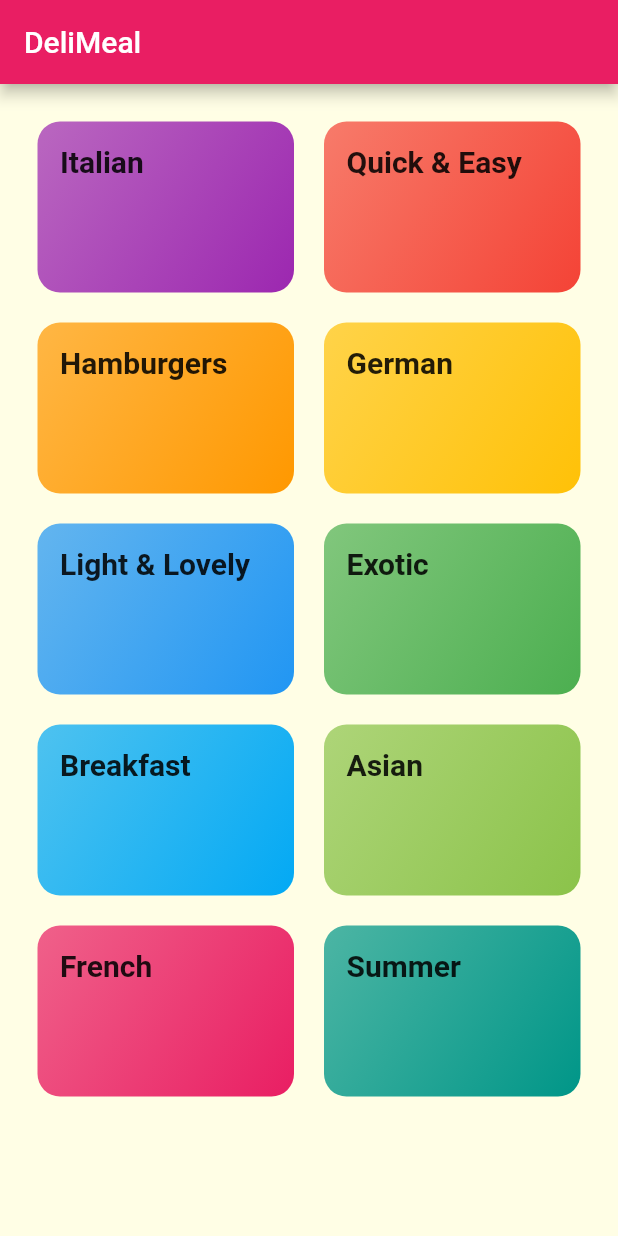
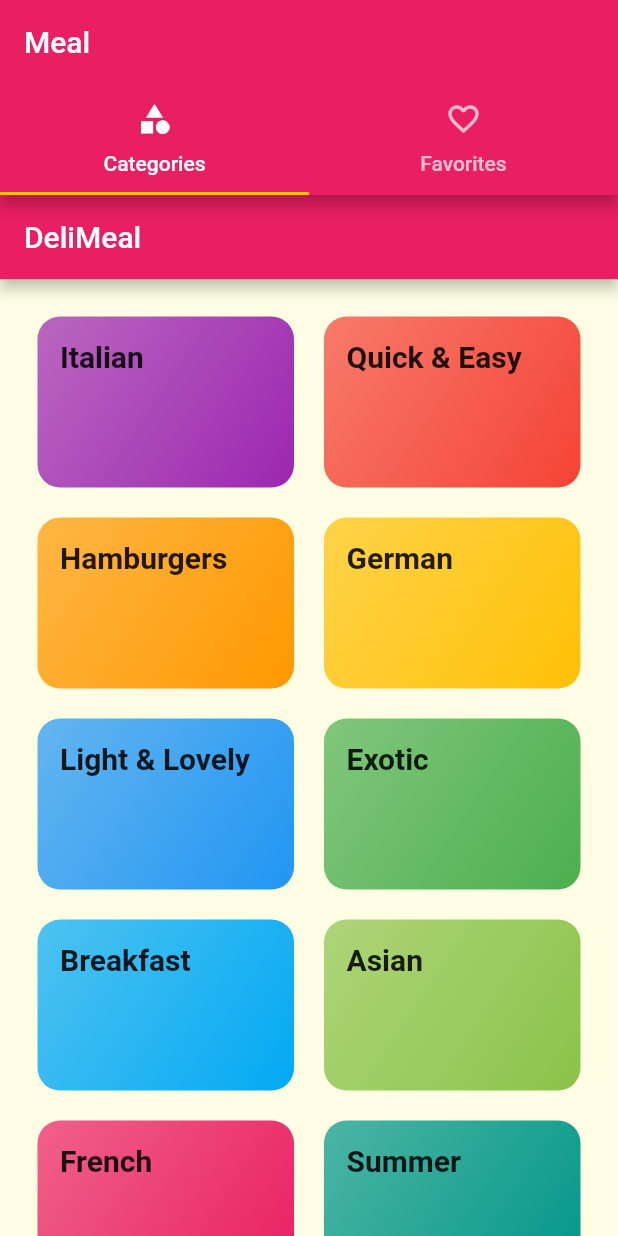
Before and after one commit to akku-aakash/navigation-flutter, a Flutter app: the screen it shows after launch, on a phone screen of 412 x 824 dp. Run offline on Flutter 3.47's test engine with Material 2 defaults, Android fonts, the phone set to English and light mode, and no system bars; Roboto replaces fonts that are missing (Raleway, RobotoCondensed).

```diff
--- a/lib/main.dart
+++ b/lib/main.dart
@@ -1,5 +1,6 @@
 import 'package:flutter/material.dart';
 
+import './screens/tabs_screen.dart';
 import './screens/meal_detail_screen.dart';
 import './screens/category_meals_screen.dart';
 import './screens/category_screen.dart';
@@ -32,7 +33,7 @@ class MyApp extends StatelessWidget {
       // home: CategoriesScreen(),
       initialRoute: '/', // default is '/'
       routes: {
-        '/': (ctx) => CategoriesScreen(),
+        '/': (ctx) => TabsScreen(),
         CategoryMealsScreen.routeName: (ctx) => CategoryMealsScreen(),
         MealDetailScreen.routeName: (ctx) => MealDetailScreen(),
       },
--- /dev/null
+++ b/lib/screens/favourites_screen.dart
@@ -0,0 +1,10 @@
+import 'package:flutter/material.dart';
+
+class FavouritesScreen extends StatelessWidget {
+  @override
+  Widget build(BuildContext context) {
+    return Center(
+      child: Text('The Favourites'),
+    );
+  }
+}
--- /dev/null
+++ b/lib/screens/tabs_screen.dart
@@ -0,0 +1,39 @@
+import 'package:flutter/material.dart';
+import '../screens/favourites_screen.dart';
+import '../screens/category_screen.dart';
+
+class TabsScreen extends StatefulWidget {
+  @override
+  _TabsScreenState createState() => _TabsScreenState();
+}
+
+class _TabsScreenState extends State<TabsScreen> {
+  @override
+  Widget build(BuildContext context) {
+    return DefaultTabController(
+        length: 2,
+        child: Scaffold(
+          appBar: AppBar(
+            title: Text('Meal'),
+            bottom: TabBar(
+              tabs: <Widget>[
+                Tab(
+                  icon: Icon(Icons.category),
+                  text: 'Categories',
+                ),
+                Tab(
+                  icon: Icon(Icons.favorite_outline_outlined),
+                  text: 'Favorites',
+                )
+              ],
+            ),
+          ),
+          body: TabBarView(
+            children: <Widget>[
+              CategoriesScreen(),
+              FavouritesScreen(),
+            ],
+          ),
+        ));
+  }
+}
```
